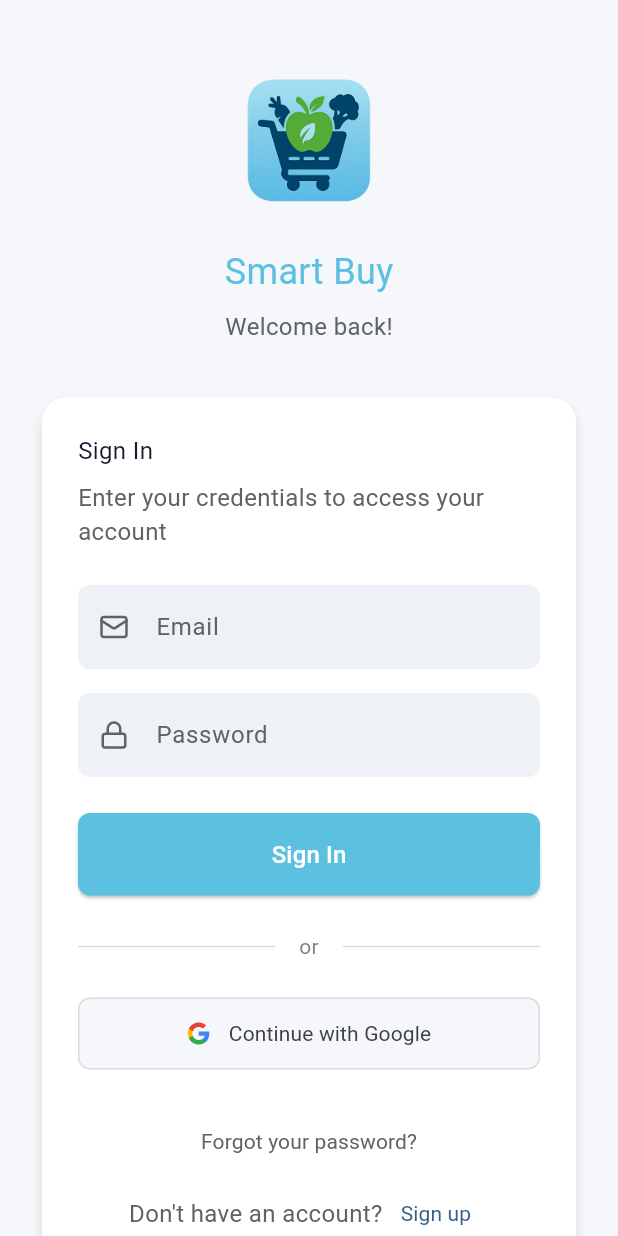
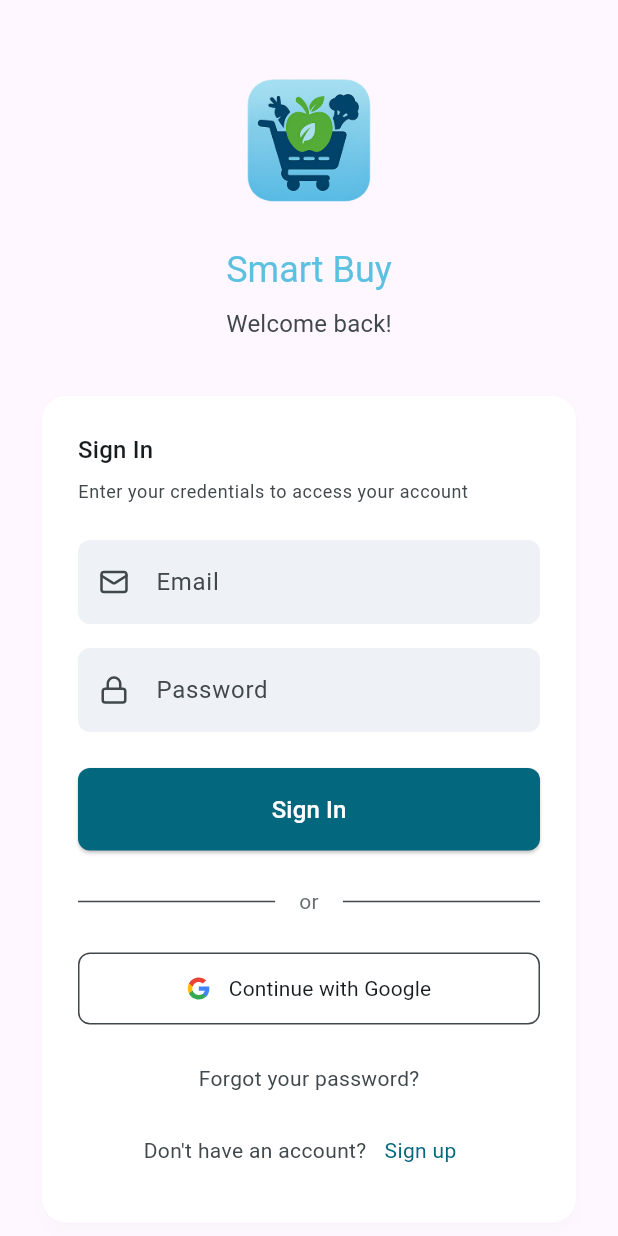
Before and after one commit to nikolasluiz123/smart_buy, a Flutter app: the screen it shows after launch, on a phone screen of 412 x 824 dp. Run offline on Flutter 3.47's test engine with Material 3 defaults, Android fonts, the phone set to English and light mode, and no system bars; our stand-ins replace flutter_svg.

Commit message:
feat: aplicando tema claro e escuro
Issue #1

```diff
--- a/lib/constants/images.dart
+++ b/lib/constants/images.dart
@@ -1 +1,2 @@
 const String appLogo = 'assets/images/logo_smart_buy.png';
+const String appLogoSplash = 'assets/images/logo_smart_buy_splash.png';
--- a/lib/main.dart
+++ b/lib/main.dart
@@ -1,6 +1,7 @@
 import 'package:flutter/material.dart';
 import 'package:smart_buy/ui/screens/login/login_page.dart';
 import 'package:smart_buy/ui/screens/splash_page.dart';
+import 'package:smart_buy/ui/theme/theme.dart';
 
 import 'l10n/app_localizations.dart';
 
@@ -14,18 +15,12 @@
   @override
   Widget build(BuildContext context) {
     return MaterialApp(
-        title: 'Meu App',
-        theme: ThemeData(
-            primarySwatch: Colors.blue,
-            useMaterial3: true
-        ),
-        initialRoute: '/',
-        routes: {
-          '/': (context) => const SplashPage(),
-          '/login': (context) => const LoginPage(),
-        },
-        localizationsDelegates: AppLocalizations.localizationsDelegates,
-        supportedLocales: AppLocalizations.supportedLocales
+      theme: lightTheme,
+      darkTheme: darkTheme,
+      initialRoute: '/',
+      routes: {'/': (context) => const SplashPage(), '/login': (context) => const LoginPage()},
+      localizationsDelegates: AppLocalizations.localizationsDelegates,
+      supportedLocales: AppLocalizations.supportedLocales,
     );
   }
 }
--- a/lib/ui/components/decorated_input.dart
+++ b/lib/ui/components/decorated_input.dart
@@ -1,21 +1,25 @@
 import 'package:flutter/material.dart';
 
-import '../theme/colors.dart';
+import '../theme/theme.dart';
 
 abstract class DecoratedInput extends StatelessWidget {
   const DecoratedInput({super.key});
 
-  InputDecoration buildInputDecoration({required String hint, required Widget icon}) {
+  InputDecoration buildInputDecoration(BuildContext context, {required String hint, required Widget icon}) {
+    final theme = Theme.of(context);
+    final colorScheme = theme.colorScheme;
+    final appColors = theme.extension<AppColors>()!;
+
     return InputDecoration(
       prefixIcon: icon,
       hintText: hint,
-      hintStyle: const TextStyle(color: kMediumGrayText),
+      hintStyle: TextStyle(color: colorScheme.onSurfaceVariant),
       filled: true,
-      fillColor: kFieldBackground,
+      fillColor: appColors.fieldBackground,
       border: OutlineInputBorder(borderRadius: BorderRadius.circular(8.0), borderSide: BorderSide.none),
       focusedBorder: OutlineInputBorder(
         borderRadius: BorderRadius.circular(8.0),
-        borderSide: const BorderSide(color: kSmartBuyBlue),
+        borderSide: BorderSide(color: colorScheme.primary),
       ),
     );
   }
--- a/lib/ui/components/google_login_button.dart
+++ b/lib/ui/components/google_login_button.dart
@@ -2,20 +2,22 @@
 import 'package:flutter_svg/svg.dart';
 
 import '../../constants/icons.dart';
-import '../theme/colors.dart';
 
 class GoogleLoginButton extends StatelessWidget {
   final String label;
   final VoidCallback onGoogleLoginPressed;
-  const GoogleLoginButton({super.key, required this.label, required this.onGoogleLoginPressed});
+  const GoogleLoginButton(
+      {super.key, required this.label, required this.onGoogleLoginPressed});
 
   @override
   Widget build(BuildContext context) {
+    final theme = Theme.of(context);
+
     return OutlinedButton(
       onPressed: onGoogleLoginPressed,
       style: OutlinedButton.styleFrom(
-        backgroundColor: kGoogleButtonBg,
-        side: const BorderSide(color: kGoogleButtonBorder),
+        backgroundColor: theme.colorScheme.surfaceContainerHighest,
+        side: BorderSide(color: theme.colorScheme.onSurfaceVariant),
         padding: const EdgeInsets.symmetric(vertical: 14.0),
         shape: RoundedRectangleBorder(borderRadius: BorderRadius.circular(8.0)),
       ),
@@ -26,7 +28,10 @@
           const SizedBox(width: 12.0),
           Text(
             label,
-            style: TextStyle(color: Color(0xFF3F4246), fontSize: 14, fontWeight: FontWeight.w400),
+            style: TextStyle(
+                color: theme.colorScheme.onSurface,
+                fontSize: 14,
+                fontWeight: FontWeight.w400),
           ),
         ],
       ),
--- a/lib/ui/components/labeled_horizontal_divider.dart
+++ b/lib/ui/components/labeled_horizontal_divider.dart
@@ -1,21 +1,27 @@
 import 'package:flutter/material.dart';
 
-import '../theme/colors.dart';
+import '../theme/theme.dart';
 
 class LabeledHorizontalDivider extends StatelessWidget {
   final String label;
+
   const LabeledHorizontalDivider({super.key, required this.label});
 
   @override
   Widget build(BuildContext context) {
+    final theme = Theme.of(context);
+
     return Row(
       children: [
-        const Expanded(child: Divider(color: kGoogleButtonBorder)),
+        Expanded(child: Divider(color: theme.colorScheme.onSurfaceVariant)),
         Padding(
           padding: const EdgeInsets.symmetric(horizontal: 16.0),
-          child: Text(label, style: TextStyle(color: kMediumGrayText.withValues(alpha: 0.8), fontSize: 14)),
+          child: Text(
+            label,
+            style: TextStyle(color: theme.colorScheme.onSurfaceVariant.withValues(alpha: 0.8), fontSize: 14),
+          ),
         ),
-        const Expanded(child: Divider(color: kGoogleButtonBorder)),
+        Expanded(child: Divider(color: theme.colorScheme.onSurfaceVariant)),
       ],
     );
   }
--- a/lib/ui/screens/login/components/email_field.dart
+++ b/lib/ui/screens/login/components/email_field.dart
@@ -17,10 +17,19 @@
     return TextFormField(
       controller: controller,
       decoration: buildInputDecoration(
+        context,
         hint: l10n.emailHint,
         icon: Padding(
           padding: const EdgeInsets.all(14.0),
-          child: SvgPicture.asset(icon, width: 20, height: 20),
+          child: SvgPicture.asset(
+            icon,
+            width: 20,
+            height: 20,
+            colorFilter: ColorFilter.mode(
+              Theme.of(context).colorScheme.onSurfaceVariant,
+              BlendMode.srcIn,
+            ),
+          ),
         ),
       ),
       keyboardType: TextInputType.emailAddress,
--- a/lib/ui/screens/login/components/login_button.dart
+++ b/lib/ui/screens/login/components/login_button.dart
@@ -1,7 +1,6 @@
 import 'package:flutter/material.dart';
 
 import '../../../../l10n/app_localizations.dart';
-import '../../../theme/colors.dart';
 
 class LoginButton extends StatelessWidget {
   final VoidCallback onLoginPressed;
@@ -10,16 +9,17 @@
   @override
   Widget build(BuildContext context) {
     final l10n = AppLocalizations.of(context)!;
+    final theme = Theme.of(context);
 
     return ElevatedButton(
       onPressed: onLoginPressed,
       style: ElevatedButton.styleFrom(
-        backgroundColor: kSmartBuyBlue,
-        foregroundColor: Colors.white,
+        backgroundColor: theme.colorScheme.primary,
+        foregroundColor: theme.colorScheme.onPrimary,
         padding: const EdgeInsets.symmetric(vertical: 16.0),
         shape: RoundedRectangleBorder(borderRadius: BorderRadius.circular(8.0)),
       ),
-      child: Text(l10n.loginButton, style: TextStyle(fontSize: 16)),
+      child: Text(l10n.loginButton, style: const TextStyle(fontSize: 16)),
     );
   }
 }
--- a/lib/ui/screens/login/components/login_card.dart
+++ b/lib/ui/screens/login/components/login_card.dart
@@ -6,11 +6,13 @@
 
   @override
   Widget build(BuildContext context) {
+    final theme = Theme.of(context);
+
     return Card(
       elevation: 4.0,
-      shadowColor: Colors.black.withValues(alpha: 0.5),
+      shadowColor: theme.colorScheme.surfaceContainerHighest.withValues(alpha: 0.1),
       shape: RoundedRectangleBorder(borderRadius: BorderRadius.circular(16.0)),
-      color: Color(0xFFFFFFFF),
+      color: theme.colorScheme.surfaceContainerHighest,
       child: Padding(padding: const EdgeInsets.all(24.0), child: child),
     );
   }
--- a/lib/ui/screens/login/components/logo_login.dart
+++ b/lib/ui/screens/login/components/logo_login.dart
@@ -2,7 +2,7 @@
 
 import '../../../../constants/images.dart';
 import '../../../../l10n/app_localizations.dart';
-import '../../../theme/colors.dart';
+import '../../../theme/theme.dart';
 
 class LogoLogin extends StatelessWidget {
   const LogoLogin({super.key});
@@ -10,18 +10,28 @@
   @override
   Widget build(BuildContext context) {
     final l10n = AppLocalizations.of(context)!;
+    final theme = Theme.of(context);
+    final textTheme = theme.textTheme;
+    final colorScheme = theme.colorScheme;
+    final appColors = theme.extension<AppColors>()!;
 
     return Column(
       children: [
         Image.asset(appLogo, width: 140, height: 140),
         Text(
           l10n.smartBuy,
-          style: const TextStyle(color: kSmartBuyBlue, fontSize: 24, fontWeight: FontWeight.w400),
+          style: textTheme.headlineSmall?.copyWith(
+            color: appColors.smartBuyBlue,
+            fontWeight: FontWeight.w400,
+          ),
         ),
         const SizedBox(height: 8.0),
         Text(
           l10n.welcomeBack,
-          style: const TextStyle(color: kMediumGrayText, fontSize: 16, fontWeight: FontWeight.w400),
+          style: textTheme.titleMedium?.copyWith(
+            color: colorScheme.onSurfaceVariant,
+            fontWeight: FontWeight.w400,
+          ),
         ),
       ],
     );
--- a/lib/ui/screens/login/components/password_field.dart
+++ b/lib/ui/screens/login/components/password_field.dart
@@ -18,10 +18,19 @@
       controller: controller,
       obscureText: true,
       decoration: buildInputDecoration(
+        context,
         hint: l10n.passwordHint,
         icon: Padding(
           padding: const EdgeInsets.all(14.0),
-          child: SvgPicture.asset(icon, width: 20, height: 20),
+          child: SvgPicture.asset(
+            icon,
+            width: 20,
+            height: 20,
+            colorFilter: ColorFilter.mode(
+              Theme.of(context).colorScheme.onSurfaceVariant,
+              BlendMode.srcIn,
+            ),
+          ),
         ),
       ),
       validator: (value) {
--- a/lib/ui/screens/login/login_page.dart
+++ b/lib/ui/screens/login/login_page.dart
@@ -5,7 +5,6 @@
 import '../../../constants/icons.dart';
 import '../../../l10n/app_localizations.dart';
 import '../../components/labeled_horizontal_divider.dart';
-import '../../theme/colors.dart';
 import 'components/login_button.dart';
 import 'components/login_card.dart';
 import 'components/logo_login.dart';
@@ -80,9 +79,11 @@
   @override
   Widget build(BuildContext context) {
     final l10n = AppLocalizations.of(context)!;
+    final theme = Theme.of(context);
+    final textTheme = theme.textTheme;
+    final colorScheme = theme.colorScheme;
 
     return Scaffold(
-      backgroundColor: Color(0xFFF5F7FA),
       body: SafeArea(
         child: Center(
           child: SingleChildScrollView(
@@ -103,12 +104,12 @@
                           children: [
                             Text(
                               l10n.loginButton,
-                              style: TextStyle(color: kDarkText, fontSize: 16, fontWeight: FontWeight.w400),
+                              style: textTheme.titleMedium?.copyWith(color: colorScheme.onSurface),
                             ),
                             const SizedBox(height: 8.0),
                             Text(
                               l10n.signInPrompt,
-                              style: TextStyle(color: kMediumGrayText, fontSize: 16, fontWeight: FontWeight.w400),
+                              style: textTheme.bodySmall?.copyWith(color: colorScheme.onSurfaceVariant),
                             ),
                             const SizedBox(height: 24.0),
                             EmailField(controller: _emailController, icon: iconEmail),
@@ -120,14 +121,14 @@
                             LabeledHorizontalDivider(label: l10n.orDivider),
                             const SizedBox(height: 24.0),
                             GoogleLoginButton(label: l10n.googleButton, onGoogleLoginPressed: _onGoogleLoginPressed),
-                            const SizedBox(height: 24.0),
+                            const SizedBox(height: 12.0),
                             Column(
                               children: [
                                 TextButton(
                                   onPressed: _onForgotPasswordPressed,
                                   child: Text(
                                     l10n.forgotPassword,
-                                    style: TextStyle(color: kMediumGrayText, fontSize: 14, fontWeight: FontWeight.w400),
+                                    style: textTheme.bodyMedium?.copyWith(color: colorScheme.onSurfaceVariant),
                                   ),
                                 ),
                                 Row(
@@ -135,13 +136,16 @@
                                   children: [
                                     Text(
                                       l10n.noAccount,
-                                      style: TextStyle(color: kMediumGrayText, fontSize: 16, fontWeight: FontWeight.w400),
+                                      style: textTheme.bodyMedium?.copyWith(color: colorScheme.onSurfaceVariant),
                                     ),
                                     TextButton(
                                       onPressed: _onSignUpPressed,
                                       child: Text(
                                         l10n.signUp,
-                                        style: TextStyle(color: kSignUpLink, fontSize: 14, fontWeight: FontWeight.w400),
+                                        style: textTheme.bodyMedium?.copyWith(
+                                          color: colorScheme.primary,
+                                          fontWeight: FontWeight.w400,
+                                        ),
                                       ),
                                     ),
                                   ],
--- a/lib/ui/screens/splash_page.dart
+++ b/lib/ui/screens/splash_page.dart
@@ -1,5 +1,6 @@
 import 'package:flutter/material.dart';
 import 'package:flutter/services.dart';
+import 'package:smart_buy/constants/images.dart';
 
 class SplashPage extends StatefulWidget {
   const SplashPage({super.key});
@@ -26,9 +27,9 @@
     SystemChrome.setSystemUIOverlayStyle(SystemUiOverlayStyle.light);
 
     return Scaffold(
-      backgroundColor: const Color(0xFFFFFFFF),
+      backgroundColor: Theme.of(context).colorScheme.surface,
       body: Center(
-        child: Image.asset('assets/images/logo_smart_buy_splash.png'),
+        child: Image.asset(appLogoSplash),
       ),
     );
   }
--- /dev/null
+++ b/lib/ui/theme/theme.dart
@@ -0,0 +1,74 @@
+import 'package:flutter/material.dart';
+
+@immutable
+class AppColors extends ThemeExtension<AppColors> {
+  const AppColors({
+    required this.smartBuyBlue,
+    required this.fieldBackground,
+  });
+
+  final Color smartBuyBlue;
+  final Color fieldBackground;
+
+  @override
+  AppColors copyWith({
+    Color? smartBuyBlue,
+    Color? fieldBackground,
+    Color? googleButtonBackground,
+    Color? googleButtonBorder,
+  }) {
+    return AppColors(
+      smartBuyBlue: smartBuyBlue ?? this.smartBuyBlue,
+      fieldBackground: fieldBackground ?? this.fieldBackground,
+    );
+  }
+
+  @override
+  AppColors lerp(ThemeExtension<AppColors>? other, double t) {
+    if (other is! AppColors) {
+      return this;
+    }
+    return AppColors(
+      smartBuyBlue: Color.lerp(smartBuyBlue, other.smartBuyBlue, t)!,
+      fieldBackground: Color.lerp(fieldBackground, other.fieldBackground, t)!,
+    );
+  }
+
+  static const AppColors light = AppColors(
+    smartBuyBlue: Color(0xFF5CC1E0),
+    fieldBackground: Color(0xFFEEF1F5),
+  );
+
+  static const AppColors dark = AppColors(
+    smartBuyBlue: Color(0xFF5CC1E0),
+    fieldBackground: Color(0xFF252D36),
+  );
+}
+
+final _lightColorScheme = ColorScheme.fromSeed(
+  seedColor: const Color(0xFF5CC1E0),
+  surface: const Color(0xFFF5F7FA),
+  surfaceContainerHighest: const Color(0xFFFFFFFF),
+  brightness: Brightness.light,
+);
+
+final _darkColorScheme = ColorScheme.fromSeed(
+  seedColor: const Color(0xFF5CC1E0),
+  surface: const Color(0xFF0F1419),
+  surfaceContainerHighest: const Color(0xFF1A2128),
+  brightness: Brightness.dark,
+);
+
+final ThemeData lightTheme = ThemeData.light(useMaterial3: true).copyWith(
+  colorScheme: _lightColorScheme,
+  extensions: const <ThemeExtension<dynamic>>[
+    AppColors.light,
+  ],
+);
+
+final ThemeData darkTheme = ThemeData.dark(useMaterial3: true).copyWith(
+  colorScheme: _darkColorScheme,
+  extensions: const <ThemeExtension<dynamic>>[
+    AppColors.dark,
+  ],
+);
```
